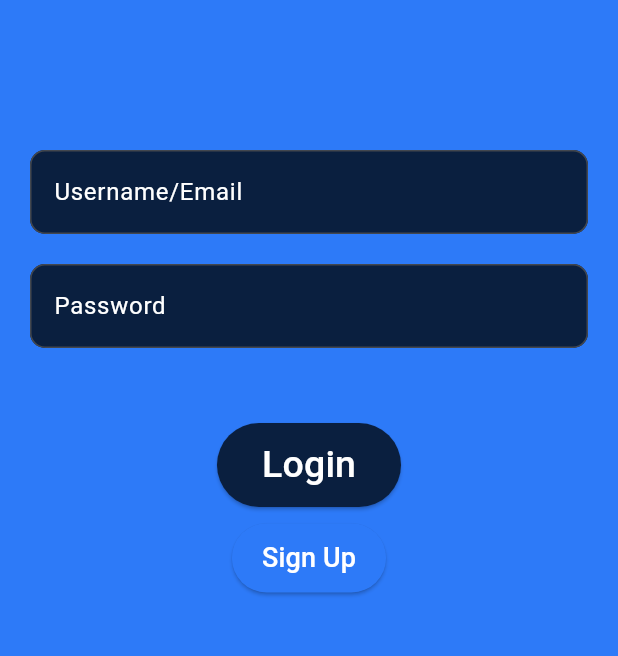
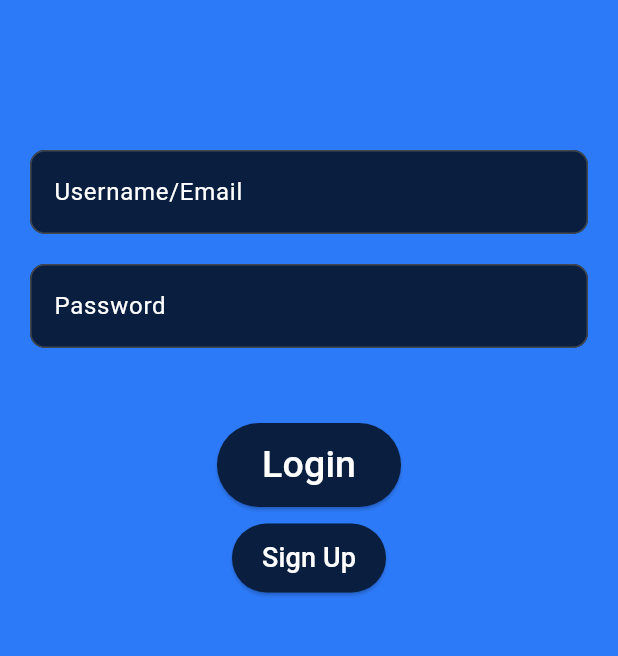
Before and after one commit to lucaswilson1808/moodly, a Flutter app: the screen it shows after launch, on a phone screen of 412 x 824 dp, the part 279-935 px from its top. Run offline on Flutter 3.47's test engine with Material 3 defaults, Android fonts, the phone set to English and light mode, and no system bars.

Commit message:
Sign In screen button color correction

```diff
--- a/lib/screens/sign_in_screen.dart
+++ b/lib/screens/sign_in_screen.dart
@@ -99,7 +99,7 @@ class SignInScreen extends StatelessWidget {
 
             ElevatedButton(
               style: ElevatedButton.styleFrom(
-                backgroundColor: Color(0xFF2D7AF8),
+                backgroundColor: Color(0xFF0A1F3F),
                 padding: const EdgeInsets.symmetric(
                     horizontal: 20, vertical: 10),
               ),
```
